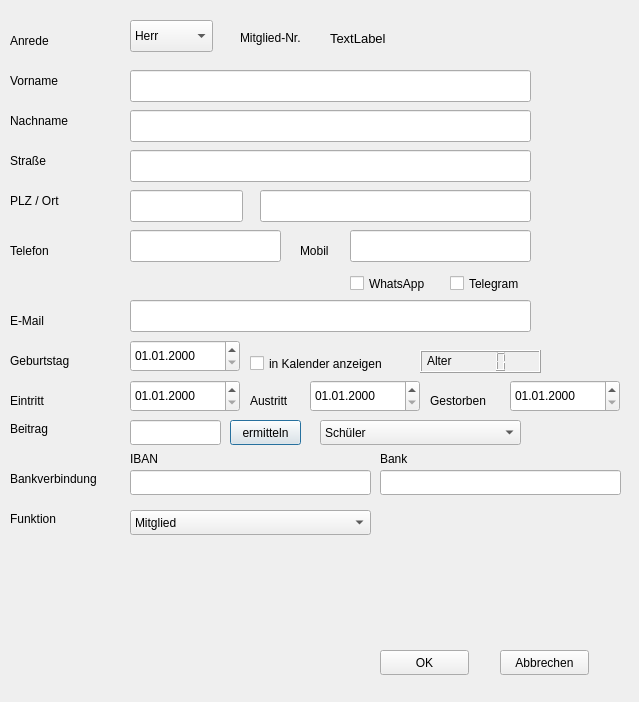
Qt form mfvv/Mitglied.ui (Stedi65/Modellflugvereinsverwaltung) before a commit.
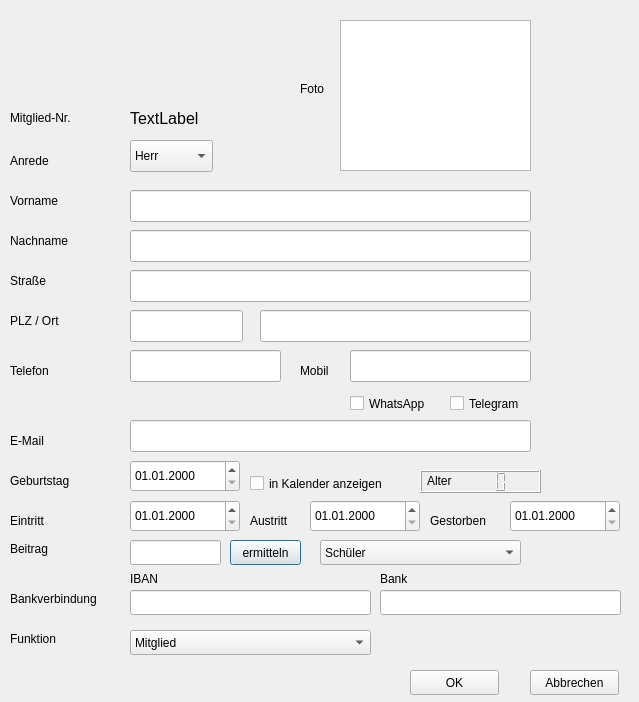
The same form after that commit.

```diff
--- a/mfvv/Mitglied.ui
+++ b/mfvv/Mitglied.ui
@@ -17,7 +17,7 @@
    <property name="geometry">
     <rect>
      <x>130</x>
-     <y>70</y>
+     <y>190</y>
      <width>401</width>
      <height>32</height>
     </rect>
@@ -27,7 +27,7 @@
    <property name="geometry">
     <rect>
      <x>10</x>
-     <y>70</y>
+     <y>190</y>
      <width>68</width>
      <height>22</height>
     </rect>
@@ -40,7 +40,7 @@
    <property name="geometry">
     <rect>
      <x>10</x>
-     <y>110</y>
+     <y>230</y>
      <width>101</width>
      <height>22</height>
     </rect>
@@ -53,7 +53,7 @@
    <property name="geometry">
     <rect>
      <x>130</x>
-     <y>110</y>
+     <y>230</y>
      <width>401</width>
      <height>32</height>
     </rect>
@@ -63,7 +63,7 @@
    <property name="geometry">
     <rect>
      <x>10</x>
-     <y>150</y>
+     <y>270</y>
      <width>68</width>
      <height>22</height>
     </rect>
@@ -76,7 +76,7 @@
    <property name="geometry">
     <rect>
      <x>130</x>
-     <y>150</y>
+     <y>270</y>
      <width>401</width>
      <height>32</height>
     </rect>
@@ -86,7 +86,7 @@
    <property name="geometry">
     <rect>
      <x>10</x>
-     <y>190</y>
+     <y>310</y>
      <width>68</width>
      <height>22</height>
     </rect>
@@ -99,7 +99,7 @@
    <property name="geometry">
     <rect>
      <x>130</x>
-     <y>190</y>
+     <y>310</y>
      <width>113</width>
      <height>32</height>
     </rect>
@@ -109,7 +109,7 @@
    <property name="geometry">
     <rect>
      <x>260</x>
-     <y>190</y>
+     <y>310</y>
      <width>271</width>
      <height>32</height>
     </rect>
@@ -119,7 +119,7 @@
    <property name="geometry">
     <rect>
      <x>10</x>
-     <y>240</y>
+     <y>360</y>
      <width>68</width>
      <height>22</height>
     </rect>
@@ -132,7 +132,7 @@
    <property name="geometry">
     <rect>
      <x>130</x>
-     <y>230</y>
+     <y>350</y>
      <width>151</width>
      <height>32</height>
     </rect>
@@ -142,7 +142,7 @@
    <property name="geometry">
     <rect>
      <x>300</x>
-     <y>240</y>
+     <y>360</y>
      <width>68</width>
      <height>22</height>
     </rect>
@@ -155,7 +155,7 @@
    <property name="geometry">
     <rect>
      <x>350</x>
-     <y>230</y>
+     <y>350</y>
      <width>181</width>
      <height>32</height>
     </rect>
@@ -165,7 +165,7 @@
    <property name="geometry">
     <rect>
      <x>10</x>
-     <y>310</y>
+     <y>430</y>
      <width>68</width>
      <height>22</height>
     </rect>
@@ -178,7 +178,7 @@
    <property name="geometry">
     <rect>
      <x>130</x>
-     <y>300</y>
+     <y>420</y>
      <width>401</width>
      <height>32</height>
     </rect>
@@ -188,7 +188,7 @@
    <property name="geometry">
     <rect>
      <x>10</x>
-     <y>30</y>
+     <y>150</y>
      <width>68</width>
      <height>22</height>
     </rect>
@@ -201,7 +201,7 @@
    <property name="geometry">
     <rect>
      <x>130</x>
-     <y>20</y>
+     <y>140</y>
      <width>83</width>
      <height>32</height>
     </rect>
@@ -231,7 +231,7 @@
    <property name="geometry">
     <rect>
      <x>350</x>
-     <y>270</y>
+     <y>390</y>
      <width>101</width>
      <height>27</height>
     </rect>
@@ -247,7 +247,7 @@
    <property name="geometry">
     <rect>
      <x>10</x>
-     <y>350</y>
+     <y>470</y>
      <width>111</width>
      <height>22</height>
     </rect>
@@ -260,7 +260,7 @@
    <property name="geometry">
     <rect>
      <x>130</x>
-     <y>340</y>
+     <y>460</y>
      <width>110</width>
      <height>32</height>
     </rect>
@@ -273,7 +273,7 @@
    <property name="geometry">
     <rect>
      <x>427</x>
-     <y>350</y>
+     <y>470</y>
      <width>68</width>
      <height>22</height>
     </rect>
@@ -286,7 +286,7 @@
    <property name="geometry">
     <rect>
      <x>250</x>
-     <y>350</y>
+     <y>470</y>
      <width>161</width>
      <height>27</height>
     </rect>
@@ -302,7 +302,7 @@
    <property name="geometry">
     <rect>
      <x>420</x>
-     <y>350</y>
+     <y>470</y>
      <width>121</width>
      <height>23</height>
     </rect>
@@ -318,7 +318,7 @@
    <property name="geometry">
     <rect>
      <x>10</x>
-     <y>390</y>
+     <y>510</y>
      <width>68</width>
      <height>22</height>
     </rect>
@@ -331,7 +331,7 @@
    <property name="geometry">
     <rect>
      <x>130</x>
-     <y>380</y>
+     <y>500</y>
      <width>110</width>
      <height>32</height>
     </rect>
@@ -344,7 +344,7 @@
    <property name="geometry">
     <rect>
      <x>250</x>
-     <y>390</y>
+     <y>510</y>
      <width>61</width>
      <height>22</height>
     </rect>
@@ -357,7 +357,7 @@
    <property name="geometry">
     <rect>
      <x>310</x>
-     <y>380</y>
+     <y>500</y>
      <width>110</width>
      <height>32</height>
     </rect>
@@ -370,7 +370,7 @@
    <property name="geometry">
     <rect>
      <x>430</x>
-     <y>390</y>
+     <y>510</y>
      <width>71</width>
      <height>22</height>
     </rect>
@@ -383,7 +383,7 @@
    <property name="geometry">
     <rect>
      <x>510</x>
-     <y>380</y>
+     <y>500</y>
      <width>110</width>
      <height>32</height>
     </rect>
@@ -395,8 +395,8 @@
   <widget class="QLabel" name="lblMitgliedNr">
    <property name="geometry">
     <rect>
-     <x>240</x>
-     <y>30</y>
+     <x>10</x>
+     <y>110</y>
      <width>81</width>
      <height>16</height>
     </rect>
@@ -408,15 +408,15 @@
   <widget class="QLabel" name="MitgliedNr">
    <property name="geometry">
     <rect>
-     <x>330</x>
-     <y>30</y>
+     <x>130</x>
+     <y>110</y>
      <width>71</width>
      <height>16</height>
     </rect>
    </property>
    <property name="font">
     <font>
-     <pointsize>10</pointsize>
+     <pointsize>12</pointsize>
     </font>
    </property>
    <property name="text">
@@ -427,7 +427,7 @@
    <property name="geometry">
     <rect>
      <x>450</x>
-     <y>270</y>
+     <y>390</y>
      <width>101</width>
      <height>27</height>
     </rect>
@@ -443,7 +443,7 @@
    <property name="geometry">
     <rect>
      <x>10</x>
-     <y>420</y>
+     <y>540</y>
      <width>67</width>
      <height>17</height>
     </rect>
@@ -456,7 +456,7 @@
    <property name="geometry">
     <rect>
      <x>130</x>
-     <y>420</y>
+     <y>540</y>
      <width>91</width>
      <height>25</height>
     </rect>
@@ -469,7 +469,7 @@
    <property name="geometry">
     <rect>
      <x>230</x>
-     <y>420</y>
+     <y>540</y>
      <width>71</width>
      <height>25</height>
     </rect>
@@ -482,7 +482,7 @@
    <property name="geometry">
     <rect>
      <x>320</x>
-     <y>420</y>
+     <y>540</y>
      <width>201</width>
      <height>25</height>
     </rect>
@@ -507,7 +507,7 @@
    <property name="geometry">
     <rect>
      <x>10</x>
-     <y>470</y>
+     <y>590</y>
      <width>111</width>
      <height>17</height>
     </rect>
@@ -520,7 +520,7 @@
    <property name="geometry">
     <rect>
      <x>130</x>
-     <y>470</y>
+     <y>590</y>
      <width>241</width>
      <height>25</height>
     </rect>
@@ -530,7 +530,7 @@
    <property name="geometry">
     <rect>
      <x>130</x>
-     <y>450</y>
+     <y>570</y>
      <width>67</width>
      <height>17</height>
     </rect>
@@ -543,7 +543,7 @@
    <property name="geometry">
     <rect>
      <x>380</x>
-     <y>450</y>
+     <y>570</y>
      <width>67</width>
      <height>17</height>
     </rect>
@@ -556,7 +556,7 @@
    <property name="geometry">
     <rect>
      <x>380</x>
-     <y>470</y>
+     <y>590</y>
      <width>241</width>
      <height>25</height>
     </rect>
@@ -566,7 +566,7 @@
    <property name="geometry">
     <rect>
      <x>10</x>
-     <y>510</y>
+     <y>630</y>
      <width>67</width>
      <height>17</height>
     </rect>
@@ -579,7 +579,7 @@
    <property name="geometry">
     <rect>
      <x>130</x>
-     <y>510</y>
+     <y>630</y>
      <width>241</width>
      <height>25</height>
     </rect>
@@ -643,8 +643,8 @@
   <widget class="QPushButton" name="pB_OK">
    <property name="geometry">
     <rect>
-     <x>380</x>
-     <y>650</y>
+     <x>410</x>
+     <y>670</y>
      <width>89</width>
      <height>25</height>
     </rect>
@@ -656,8 +656,8 @@
   <widget class="QPushButton" name="pB_Abbrechen">
    <property name="geometry">
     <rect>
-     <x>500</x>
-     <y>650</y>
+     <x>530</x>
+     <y>670</y>
      <width>89</width>
      <height>25</height>
     </rect>
@@ -666,6 +666,29 @@
     <string>Abbrechen</string>
    </property>
   </widget>
+  <widget class="QGraphicsView" name="graphicsView">
+   <property name="geometry">
+    <rect>
+     <x>340</x>
+     <y>20</y>
+     <width>191</width>
+     <height>151</height>
+    </rect>
+   </property>
+  </widget>
+  <widget class="QLabel" name="label_19">
+   <property name="geometry">
+    <rect>
+     <x>300</x>
+     <y>80</y>
+     <width>41</width>
+     <height>17</height>
+    </rect>
+   </property>
+   <property name="text">
+    <string>Foto</string>
+   </property>
+  </widget>
  </widget>
  <resources/>
  <connections/>
```
